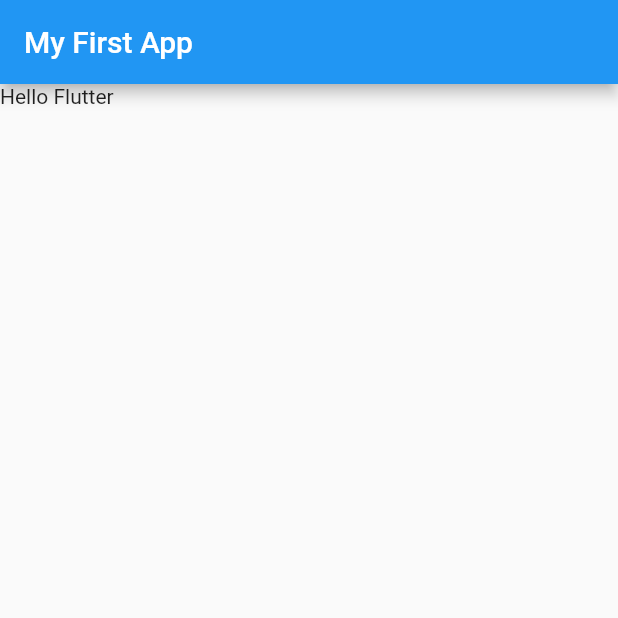
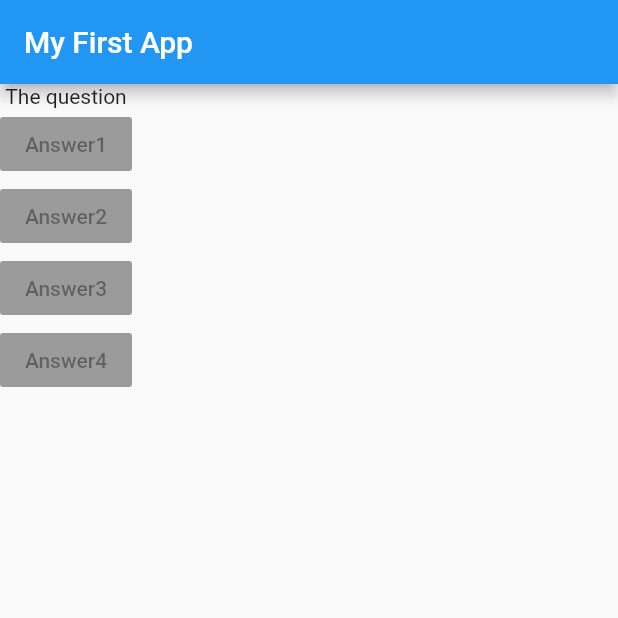
Before and after one commit to Bhagatsingh1998/flutterComplete, a Flutter app: the screen it shows after launch, on a phone screen of 412 x 824 dp, the top half of it. Run offline on Flutter 3.47's test engine with Material 2 defaults, Android fonts, the phone set to English and light mode, and no system bars.

Commit message:
2.17. Adding Layout Widgets

```diff
--- a/lib/main.dart
+++ b/lib/main.dart
@@ -5,23 +5,54 @@ void main() => runApp(MyApp());
 class MyApp extends StatelessWidget {
   @override
   Widget build(BuildContext ctx) {
-    // rn our app looking weird because as 'MaterialApp' doesnt provide default stlying and we know we that flutter controls all the pixels of our app.
-    // Scaffold : its a widget in material.dart file.
-    // it has a job for creating base page design for app. thus it gives basic design and structure and color schema gives UI for a regular app
-    // it also has couple of named arguments
-    // ctrl + space : autocompletion within a widget to see which all named argumenst we can use
+    // implementing list of string data. grouping all the data into one varaiable
+    var questions = [
+      // "\'" : "\" is escape sequnce character
+      'What\'s the use of JavaScipt?',
+      'Which programming language is used in web development?',
+    ];
+
     return MaterialApp(
       home: Scaffold(
-        // in our app we can have appbar and then the body
-        // "{PreferredSizeWidget appBar}" : its a special kind of widget. thus either we can create our own appBar or there is inbuild 'AppBar' widget which we can use.
-        // AppBar : it again takes configration/ named agruments
-        // title: its a named argument which again take a widget
         appBar: AppBar(
           title: Text('My First App'),
         ),
-        body: Text('Hello Flutter'),
+        // there is always one body and so, within body there will be only one widget. thus, we cant have 2 text widgets with our body
+        // body: Text('Hello Flutter'), Text('Hey') //Error
+
+        // thus, we need to warp our widgets into one invisble widget
+        // column widget : if we need widgets one below the another
+        // row widget : if we need widgets beside each other
+        // both these widgets takes children as named arg.
+        // children: <Widget>[] :
+        // [] : its a list data type, its a group of data
+        // <Widget>  : its called a generic type, it a annotation to tell the type of the list.
+        // thus, it tell dart that it will hold the list of widgets
+        body: Column(
+          children: <Widget>[
+            Text('The question'),
+            // onPress : itsa function.
+            // null : it means nothing, its not a data type. (void: also means nothing but its a data type)
+            RaisedButton(
+              onPressed: null,
+              child: Text('Answer1'),
+            ),
+            RaisedButton(
+              onPressed: null,
+              child: Text('Answer2'),
+            ),
+            RaisedButton(
+              onPressed: null,
+              child: Text('Answer3'),
+            ),
+            RaisedButton(
+              onPressed: null,
+              child: Text('Answer4'),
+            ),
+            // "onPressed: null" : buttons are disabled
+          ],
+        ),
       ),
     );
   }
 }
-// note : always add comma after the closing bracket as vscode can indent the code in better way. format teh code ctrl + alt + r
--- a/zzNotes.txt
+++ b/zzNotes.txt
@@ -1,3 +1,9 @@
+2.17. Adding Layout Widgets
+main
+
+2.16. Visible (Input  Output) & Invisible (Layout  Control) Widgets
+---
+
 2.15. Building a Widget Tree
 main
 
```
